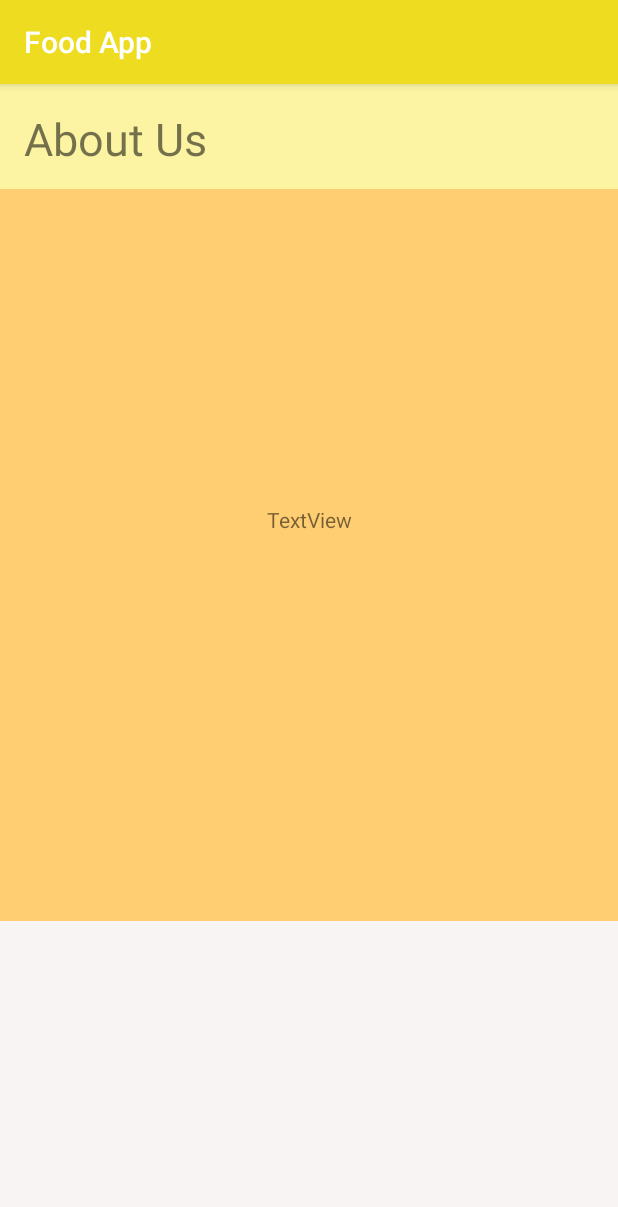
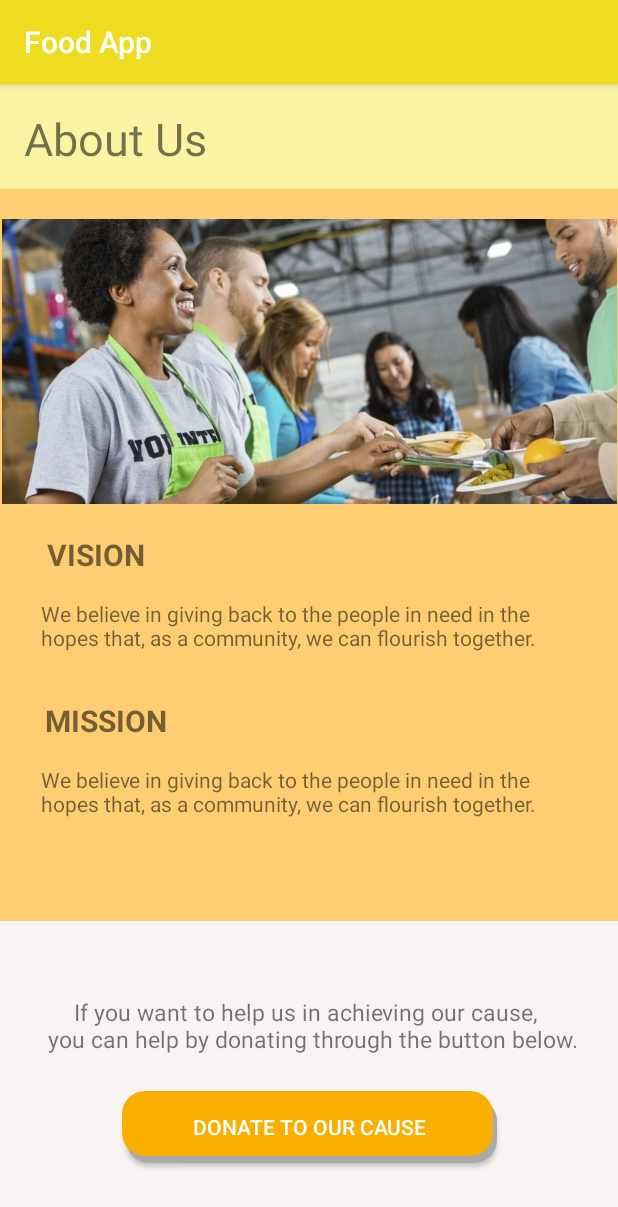
Before and after one commit to patricklouisw/UofTHack_Food_App, an Android app: the about screen opened directly, with no data from a screen before it, on a phone screen of 412 x 824 dp. Shown: the top 1207 px of the screen. Run offline under Robolectric (Android 15) with nearby library versions, the phone set to English and light mode, and no system bars.

Commit message:
about us page

```diff
--- /dev/null
+++ b/app/src/main/res/drawable/donate_btn.xml
@@ -0,0 +1,17 @@
+<?xml version="1.0" encoding="utf-8"?>
+<layer-list xmlns:android="http://schemas.android.com/apk/res/android">
+    <!-- Gray shadow. -->
+    <item android:left="3dp" android:top="5dp">
+        <shape>
+            <solid android:color="@android:color/darker_gray" />
+            <corners android:radius="15dp" />
+        </shape>
+    </item>
+    <!-- White foreground. -->
+    <item android:bottom="5dp" android:right="3dp">
+        <shape>
+            <solid android:color="@color/donate_orange" />
+            <corners android:radius="15dp" />
+        </shape>
+    </item>
+</layer-list>
--- a/app/src/main/res/layout/activity_about.xml
+++ b/app/src/main/res/layout/activity_about.xml
@@ -38,14 +38,89 @@
         app:layout_constraintStart_toStartOf="parent" />
 
     <TextView
-        android:id="@+id/textView6"
+        android:id="@+id/visionTitle"
         android:layout_width="wrap_content"
         android:layout_height="wrap_content"
-        android:text="TextView"
-        app:layout_constraintBottom_toTopOf="@+id/bottomDivider"
+        android:layout_marginTop="8dp"
+        android:text="VISION"
+        android:textSize="20sp"
+        android:textStyle="bold"
+        app:layout_constraintEnd_toEndOf="parent"
+        app:layout_constraintHorizontal_bias="0.09"
+        app:layout_constraintStart_toStartOf="parent"
+        app:layout_constraintTop_toBottomOf="@+id/imageView" />
+
+    <TextView
+        android:id="@+id/vision"
+        android:layout_width="356dp"
+        android:layout_height="43dp"
+        android:layout_marginStart="24dp"
+        android:layout_marginTop="16dp"
+        android:text="We believe in giving back to the people in need in the hopes that, as a community, we can flourish together."
+        app:layout_constraintEnd_toEndOf="parent"
+        app:layout_constraintHorizontal_bias="0.096"
+        app:layout_constraintStart_toStartOf="parent"
+        app:layout_constraintTop_toBottomOf="@+id/visionTitle" />
+
+    <TextView
+        android:id="@+id/missionTitle"
+        android:layout_width="wrap_content"
+        android:layout_height="wrap_content"
+        android:layout_marginTop="24dp"
+        android:text="MISSION"
+        android:textSize="20sp"
+        android:textStyle="bold"
+        app:layout_constraintEnd_toEndOf="parent"
+        app:layout_constraintHorizontal_bias="0.09"
+        app:layout_constraintStart_toStartOf="parent"
+        app:layout_constraintTop_toBottomOf="@+id/vision" />
+
+    <TextView
+        android:id="@+id/mision"
+        android:layout_width="356dp"
+        android:layout_height="43dp"
+        android:layout_marginStart="24dp"
+        android:layout_marginTop="16dp"
+        android:text="We believe in giving back to the people in need in the hopes that, as a community, we can flourish together."
+        app:layout_constraintEnd_toEndOf="parent"
+        app:layout_constraintHorizontal_bias="0.096"
+        app:layout_constraintStart_toStartOf="parent"
+        app:layout_constraintTop_toBottomOf="@+id/missionTitle" />
+
+    <ImageView
+        android:id="@+id/imageView"
+        android:layout_width="410dp"
+        android:layout_height="214dp"
+        android:layout_marginTop="8dp"
         app:layout_constraintEnd_toEndOf="parent"
         app:layout_constraintStart_toStartOf="parent"
         app:layout_constraintTop_toBottomOf="@+id/topDivider"
-        app:layout_constraintVertical_bias="0.45" />
+        app:srcCompat="@drawable/about_us" />
+
+    <TextView
+        android:id="@+id/txtDonate"
+        android:layout_width="wrap_content"
+        android:layout_height="wrap_content"
+        android:layout_marginBottom="32dp"
+        android:gravity="center"
+        android:text="If you want to help us in achieving our cause, \n you can help by donating through the button below."
+        android:textSize="15sp"
+        app:layout_constraintBottom_toBottomOf="@+id/bottomDivider"
+        app:layout_constraintEnd_toEndOf="parent"
+        app:layout_constraintStart_toStartOf="parent"
+        app:layout_constraintTop_toTopOf="@+id/bottomDivider"
+        app:layout_constraintVertical_bias="0.36" />
+
+    <Button
+        android:id="@+id/btnDonate"
+        android:layout_width="250dp"
+        android:layout_height="wrap_content"
+        android:layout_marginTop="24dp"
+        android:text="Donate to our cause"
+        android:textColor="@color/white"
+        android:background="@drawable/donate_btn"
+        app:layout_constraintEnd_toEndOf="parent"
+        app:layout_constraintStart_toStartOf="parent"
+        app:layout_constraintTop_toBottomOf="@+id/txtDonate" />
 
 </androidx.constraintlayout.widget.ConstraintLayout>
--- a/app/src/main/res/values/colors.xml
+++ b/app/src/main/res/values/colors.xml
@@ -10,4 +10,6 @@
     <color name="rndBtnRegister">#EE8972</color>
     <color name="white">#FFFFFF</color>
     <color name="orange">#F7D695</color>
+
+    <color name="donate_orange">#F8AF00</color>
 </resources>
```
Also changed, not shown: app/src/main/res/drawable/about_us.jpg (added).
